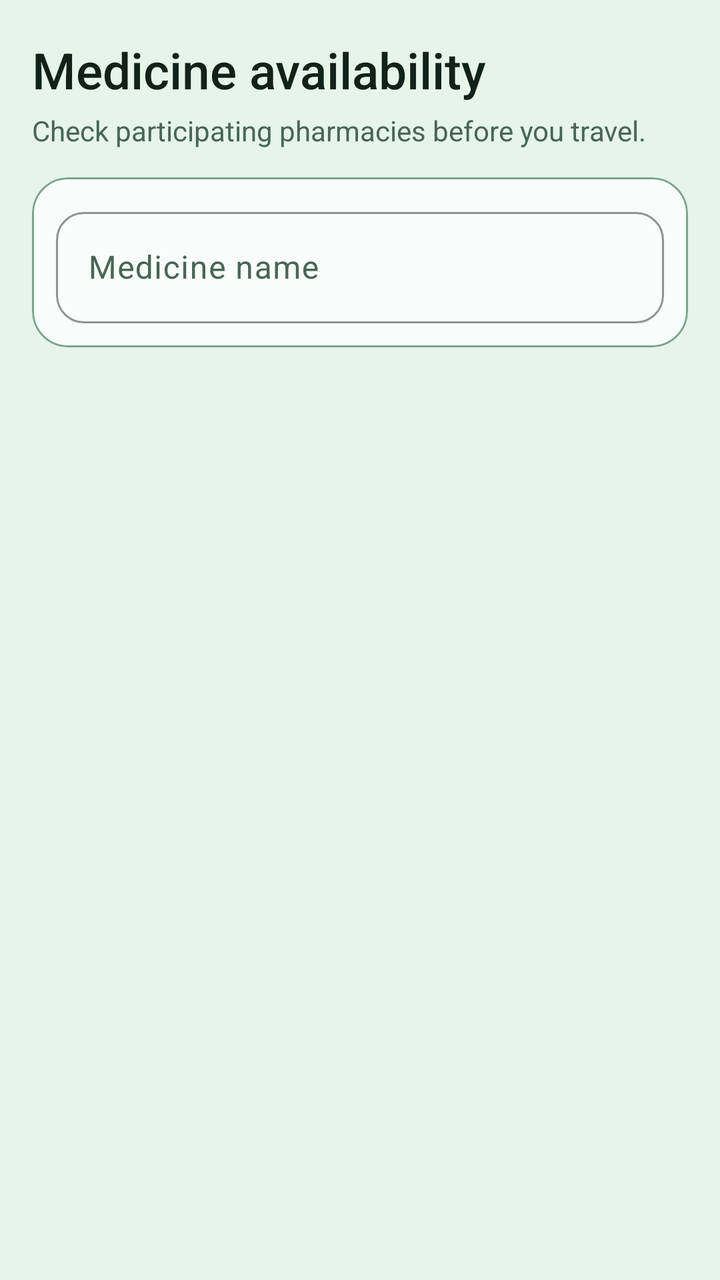
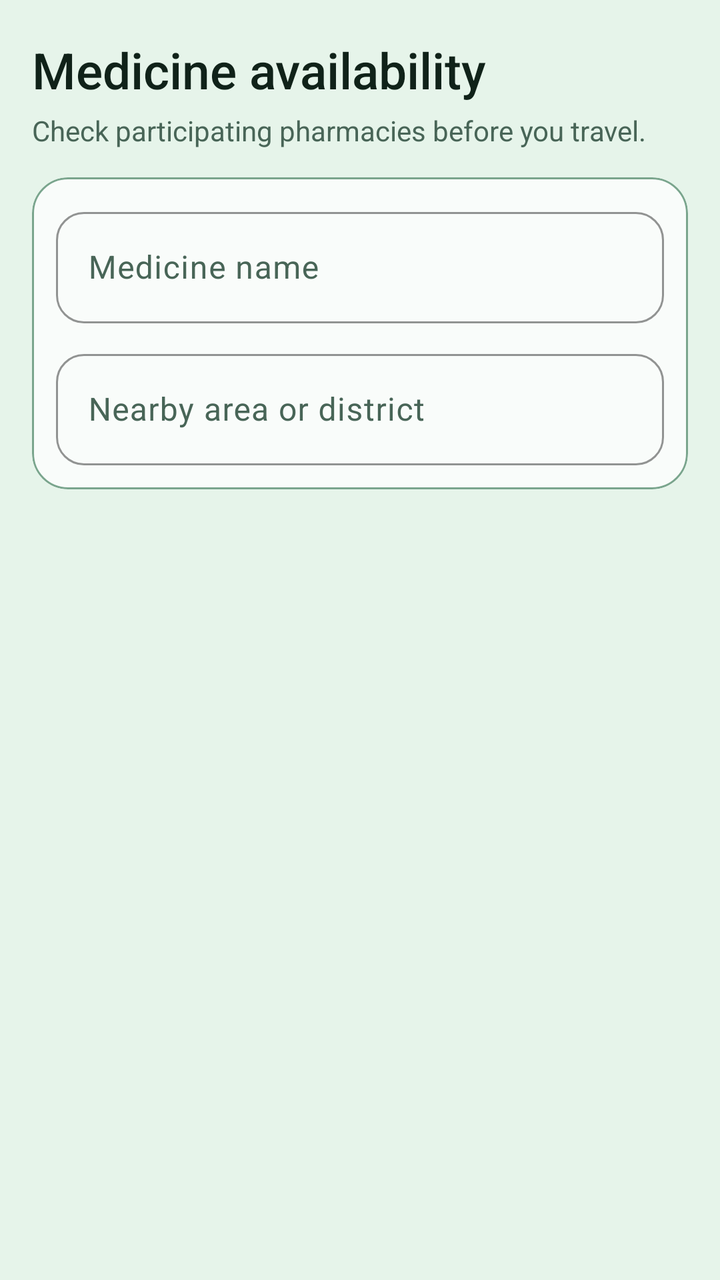

Two renders of the same Android screen: before a commit and after it. Below are the layout's source before the change and the commit's diff.
<!-- AndroidManifest.xml: application theme Theme.ShasthoBondhu -->
<!-- res/layout/fragment_medicines.xml -->
<?xml version="1.0" encoding="utf-8"?>
<LinearLayout xmlns:android="http://schemas.android.com/apk/res/android"
    android:layout_width="match_parent"
    android:layout_height="match_parent"
    android:background="@color/background"
    android:orientation="vertical"
    android:paddingStart="16dp"
    android:paddingTop="18dp"
    android:paddingEnd="16dp">

    <TextView
        android:layout_width="match_parent"
        android:layout_height="wrap_content"
        android:fontFamily="sans-serif-medium"
        android:text="@string/medicines_title"
        android:textColor="@color/text_primary"
        android:textSize="25sp" />
    <TextView
        android:layout_width="match_parent"
        android:layout_height="wrap_content"
        android:layout_marginTop="4dp"
        android:text="@string/medicines_subtitle"
        android:textColor="@color/text_secondary"
        android:textSize="14sp" />

    <com.google.android.material.card.MaterialCardView
        xmlns:app="http://schemas.android.com/apk/res-auto"
        style="@style/Widget.Shastho.Card.Box"
        android:layout_width="match_parent"
        android:layout_height="wrap_content"
        android:layout_marginTop="14dp">
        <com.google.android.material.textfield.TextInputLayout
            style="@style/Widget.Shastho.Input"
            android:layout_width="match_parent"
            android:layout_height="wrap_content"
            android:layout_margin="12dp"
            android:hint="@string/hint_medicine_search">
            <com.google.android.material.textfield.TextInputEditText
                android:id="@+id/etMedicineSearch"
                android:layout_width="match_parent"
                android:layout_height="wrap_content"
                android:inputType="textCapWords"
                android:maxLines="1" />
        </com.google.android.material.textfield.TextInputLayout>
    </com.google.android.material.card.MaterialCardView>

    <androidx.recyclerview.widget.RecyclerView
        android:id="@+id/rvMedicines"
        android:layout_width="match_parent"
        android:layout_height="0dp"
        android:layout_marginTop="10dp"
        android:layout_weight="1"
        android:clipToPadding="false"
        android:paddingBottom="16dp" />
</LinearLayout>
<!-- resources referenced by this layout -->
<resources>
  <color name="background">#E6F4EA</color>
  <color name="text_primary">#102219</color>
  <color name="text_secondary">#486557</color>
  <string name="hint_medicine_search">Medicine name</string>
  <string name="medicines_subtitle">Check participating pharmacies before you travel.</string>
  <string name="medicines_title">Medicine availability</string>
  <style name="Widget.Shastho.Card.Box" parent="Widget.Material3.CardView.Outlined">
          <item name="cardBackgroundColor">@color/surface</item>
          <item name="cardCornerRadius">18dp</item>
          <item name="cardElevation">0dp</item>
          <item name="strokeColor">@color/outline</item>
          <item name="strokeWidth">1dp</item>
      </style>
  <style name="Widget.Shastho.Input" parent="Widget.Material3.TextInputLayout.OutlinedBox">
          <item name="boxBackgroundColor">@color/surface</item>
          <item name="boxStrokeColor">@color/primary</item>
          <item name="boxCornerRadiusTopStart">14dp</item>
          <item name="boxCornerRadiusTopEnd">14dp</item>
          <item name="boxCornerRadiusBottomStart">14dp</item>
          <item name="boxCornerRadiusBottomEnd">14dp</item>
          <item name="hintTextColor">@color/text_secondary</item>
      </style>
  <style name="Theme.ShasthoBondhu" parent="Theme.Material3.DayNight.NoActionBar">
          <item name="colorPrimary">@color/primary</item>
          <item name="colorOnPrimary">@color/on_primary</item>
          <item name="colorPrimaryContainer">@color/primary_container</item>
          <item name="colorOnPrimaryContainer">@color/on_primary_container</item>
          <item name="colorSecondary">@color/emergency</item>
          <item name="colorOnSecondary">@color/on_primary</item>
          <item name="android:colorBackground">@color/background</item>
          <item name="colorOnBackground">@color/text_primary</item>
          <item name="colorSurface">@color/surface</item>
          <item name="colorOnSurface">@color/text_primary</item>
          <item name="colorSurfaceVariant">@color/surface_variant</item>
          <item name="colorOnSurfaceVariant">@color/text_secondary</item>
          <item name="colorOutline">@color/outline</item>
          <item name="android:fontFamily">sans-serif</item>
          <item name="android:windowBackground">@color/background</item>
          <item name="android:statusBarColor">@color/background</item>
          <item name="android:navigationBarColor">@color/background</item>
          <item name="android:windowLightStatusBar">true</item>
          <item name="android:windowLightNavigationBar">true</item>
      </style>
  <color name="surface">#F9FCFA</color>
  <color name="outline">#7AA58D</color>
  <color name="primary">#0B6B43</color>
  <color name="on_primary">#FFFFFF</color>
  <color name="primary_container">#C9EAD5</color>
  <color name="on_primary_container">#073C27</color>
  <color name="emergency">#C83E45</color>
  <color name="surface_variant">#D5E9DC</color>
</resources>

<!-- the commit's change to res/layout/fragment_medicines.xml (unified diff, before → after) -->
@@ -29,27 +29,64 @@
         android:layout_width="match_parent"
         android:layout_height="wrap_content"
         android:layout_marginTop="14dp">
-        <com.google.android.material.textfield.TextInputLayout
-            style="@style/Widget.Shastho.Input"
+        <LinearLayout
             android:layout_width="match_parent"
             android:layout_height="wrap_content"
-            android:layout_margin="12dp"
-            android:hint="@string/hint_medicine_search">
-            <com.google.android.material.textfield.TextInputEditText
-                android:id="@+id/etMedicineSearch"
+            android:orientation="vertical"
+            android:padding="12dp">
+
+            <com.google.android.material.textfield.TextInputLayout
+                style="@style/Widget.Shastho.Input"
                 android:layout_width="match_parent"
                 android:layout_height="wrap_content"
-                android:inputType="textCapWords"
-                android:maxLines="1" />
-        </com.google.android.material.textfield.TextInputLayout>
+                android:hint="@string/hint_medicine_search">
+                <com.google.android.material.textfield.TextInputEditText
+                    android:id="@+id/etMedicineSearch"
+                    android:layout_width="match_parent"
+                    android:layout_height="wrap_content"
+                    android:inputType="textCapWords"
+                    android:maxLines="1" />
+            </com.google.android.material.textfield.TextInputLayout>
+
+            <com.google.android.material.textfield.TextInputLayout
+                style="@style/Widget.Shastho.Input"
+                android:layout_width="match_parent"
+                android:layout_height="wrap_content"
+                android:layout_marginTop="10dp"
+                android:hint="@string/hint_pharmacy_area">
+                <com.google.android.material.textfield.TextInputEditText
+                    android:id="@+id/etPharmacyArea"
+                    android:layout_width="match_parent"
+                    android:layout_height="wrap_content"
+                    android:inputType="textCapWords"
+                    android:maxLines="1" />
+            </com.google.android.material.textfield.TextInputLayout>
+        </LinearLayout>
     </com.google.android.material.card.MaterialCardView>
 
-    <androidx.recyclerview.widget.RecyclerView
-        android:id="@+id/rvMedicines"
+    <FrameLayout
         android:layout_width="match_parent"
         android:layout_height="0dp"
         android:layout_marginTop="10dp"
-        android:layout_weight="1"
-        android:clipToPadding="false"
-        android:paddingBottom="16dp" />
+        android:layout_weight="1">
+
+        <androidx.recyclerview.widget.RecyclerView
+            android:id="@+id/rvMedicines"
+            android:layout_width="match_parent"
+            android:layout_height="match_parent"
+            android:clipToPadding="false"
+            android:paddingBottom="16dp" />
+
+        <TextView
+            android:id="@+id/tvEmptyMedicines"
+            android:layout_width="match_parent"
+            android:layout_height="wrap_content"
+            android:layout_gravity="center"
+            android:gravity="center"
+            android:padding="24dp"
+            android:text="@string/medicines_empty"
+            android:textColor="@color/text_secondary"
+            android:textSize="15sp"
+            android:visibility="gone" />
+    </FrameLayout>
 </LinearLayout>
<!-- resource entries referenced after the edit -->
@@ -4,6 +4,8 @@
   <color name="text_primary">#102219</color>
   <color name="text_secondary">#486557</color>
   <string name="hint_medicine_search">Medicine name</string>
+  <string name="hint_pharmacy_area">Nearby area or district</string>
+  <string name="medicines_empty">No pharmacy listed this medicine yet.</string>
   <string name="medicines_subtitle">Check participating pharmacies before you travel.</string>
   <string name="medicines_title">Medicine availability</string>
   <style name="Widget.Shastho.Card.Box" parent="Widget.Material3.CardView.Outlined">
